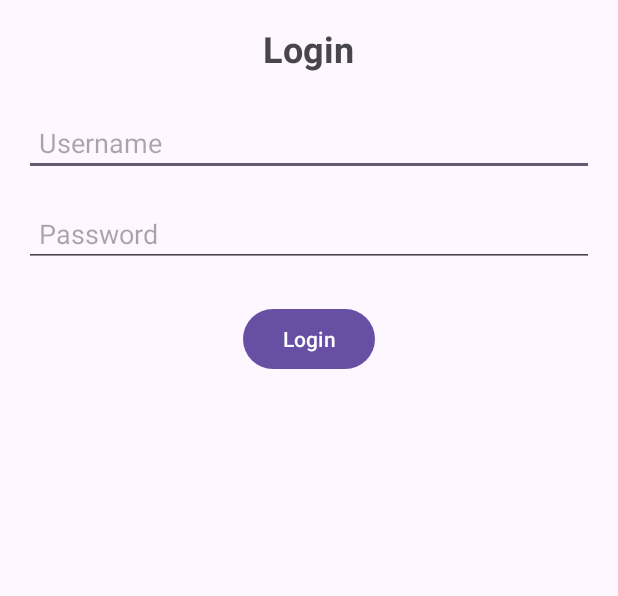
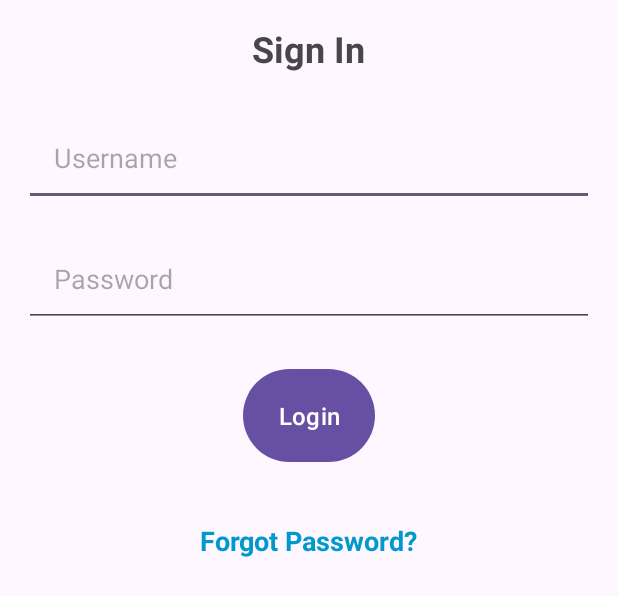
Before and after one commit to IsThisApple/MAD24_PO4_Team3, an Android app: the layout activity_login_page.xml on its own in the app's theme, with its tools: preview values and no code run, on a phone screen of 412 x 824 dp. Shown: the top 596 px of the screen. Run offline under Robolectric (Android 15) with nearby library versions, the phone set to English and light mode, and no system bars.

Commit message:
user login anf relative layoututut time for lunc

```diff
--- a/app/src/main/res/layout/activity_login_page.xml
+++ b/app/src/main/res/layout/activity_login_page.xml
@@ -12,7 +12,7 @@
         android:layout_height="wrap_content"
         android:layout_centerHorizontal="true"
         android:layout_marginBottom="24dp"
-        android:text="Login"
+        android:text="Sign In"
         android:textSize="24sp"
         android:textStyle="bold" />
 
@@ -24,7 +24,7 @@
         android:layout_marginBottom="16dp"
         android:hint="Username"
         android:inputType="textPersonName"
-        android:padding="10dp" />
+        android:padding="20dp" />
 
     <EditText
         android:id="@+id/etPassword"
@@ -34,7 +34,7 @@
         android:layout_marginBottom="24dp"
         android:hint="Password"
         android:inputType="textPassword"
-        android:padding="10dp" />
+        android:padding="20dp" />
 
     <Button
         android:id="@+id/btnLogin"
@@ -42,6 +42,21 @@
         android:layout_height="wrap_content"
         android:layout_below="@id/etPassword"
         android:layout_centerHorizontal="true"
-        android:text="Login" />
+        android:text="Login"
+        android:textSize="16sp"
+        android:padding="20dp" />
+
+    <TextView
+        android:id="@+id/tvForgotPassword"
+        android:layout_width="wrap_content"
+        android:layout_height="wrap_content"
+        android:layout_below="@id/btnLogin"
+        android:layout_centerHorizontal="true"
+        android:layout_marginTop="16dp"
+        android:text="Forgot Password?"
+        android:textColor="@android:color/holo_blue_dark"
+        android:textSize="18sp"
+        android:textStyle="bold"
+        android:padding="20dp" />
 
 </RelativeLayout>
```
Also changed, not shown: app/src/main/java/sg/edu/np/mad/nearbuy/DatabaseHelper.java (added, +56 -0 lines), app/src/main/java/sg/edu/np/mad/nearbuy/LoginPageHolder.java (+62 -1 lines).
